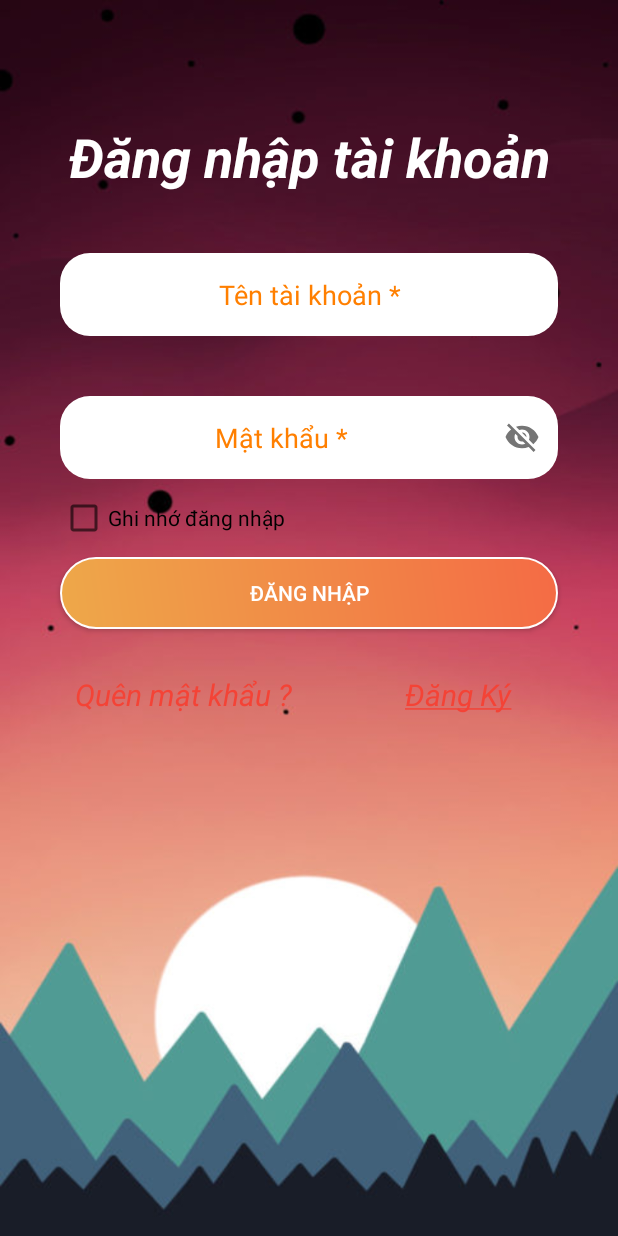
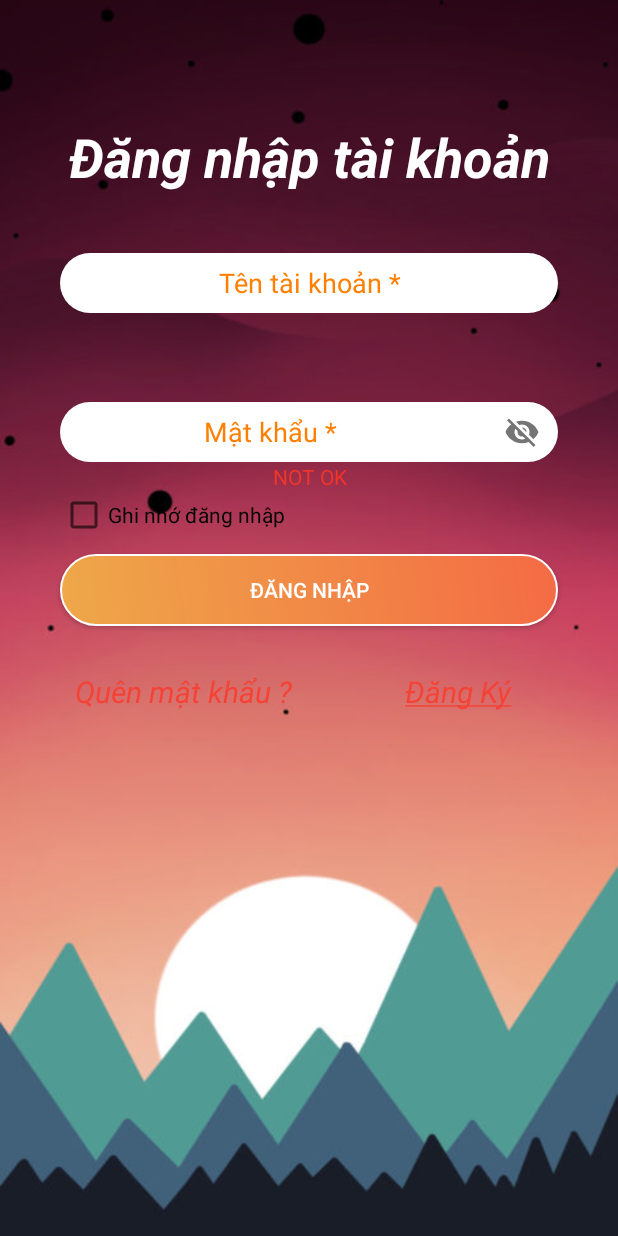
Before and after one commit to HoangNam3202/DuAn1, an Android app: the screen it shows after launch (LoginActivity), after a tap on an icon or button, on a phone screen of 412 x 824 dp. Run offline under Robolectric (Android 15) with nearby library versions, the phone set to English and light mode, and no system bars.

Commit message:
taikhoan lần 6

```diff
--- a/app/src/main/java/com/example/tinnhn/taikhoan/LoginActivity.java
+++ b/app/src/main/java/com/example/tinnhn/taikhoan/LoginActivity.java
@@ -3,6 +3,8 @@ package com.example.tinnhn.taikhoan;
 import android.content.Intent;
 import android.content.SharedPreferences;
 import android.os.Bundle;
+import android.text.Editable;
+import android.text.TextWatcher;
 import android.view.View;
 import android.view.WindowManager;
 import android.widget.Button;
@@ -22,13 +24,13 @@ import java.util.ArrayList;
 
 
 public class LoginActivity extends AppCompatActivity {
-    public static ArrayList<TaiKhoan> taiKhoanArrayList;
+    public static ArrayList<TaiKhoan> taiKhoanArrayList = new ArrayList<>();
     EditText edtTenTaiKhoan;
     TextInputLayout tilMatKhau;
     TextInputEditText edtMatKhau;
     CheckBox cbGhiNhoDangNhap;
     Button btnDangNhap;
-    TextView txtQuenMatKhau, txtDangKy;
+    TextView txtQuenMatKhau, txtDangKy, tvTenTaiKhoan, tvMatKhau;
     SharedPreferences sharedPreferences;
     SharedPreferences.Editor editor;
 
@@ -38,8 +40,7 @@ public class LoginActivity extends AppCompatActivity {
         getWindow().setFlags(WindowManager.LayoutParams.FLAG_FULLSCREEN, WindowManager.LayoutParams.FLAG_FULLSCREEN);
         setContentView(R.layout.activity_login);
 
-        taiKhoanArrayList = new ArrayList<>();
-        taiKhoanArrayList.add(new TaiKhoan(1,"pqt123","pqt123@gmail.com", "123123","05456","asdfsadf",0));
+        taiKhoanArrayList.add(new TaiKhoan(1, "pqt123", "pqt123@gmail.com", "123123", "05456", "asdfsadf", 0));
 
         sharedPreferences = getSharedPreferences("GhiNhoDangNhap", MODE_PRIVATE);
         editor = sharedPreferences.edit();
@@ -74,6 +75,64 @@ public class LoginActivity extends AppCompatActivity {
         edtTenTaiKhoan = findViewById(R.id.edtTenTaiKhoan);
         tilMatKhau = findViewById(R.id.tilMatKhau);
         edtMatKhau = findViewById(R.id.edtMatKhau);
+        tvTenTaiKhoan = findViewById(R.id.tvTenTaiKhoan);
+        tvMatKhau = findViewById(R.id.tvMatKhau);
+        //Kiểm tra hợp lệ
+        final String checkTenTaiKhoan = "[a-zA-Z0-9+]{6,50}";
+        final String checkMatKhau = "[a-zA-Z0-9+]{6,300}";
+        final boolean[] kiemTra = new boolean[2];
+        kiemTra[0] = false;
+        kiemTra[1] = false;
+        edtTenTaiKhoan.addTextChangedListener(new TextWatcher() {
+            @Override
+            public void beforeTextChanged(CharSequence s, int start, int count, int after) {
+
+            }
+
+            @Override
+            public void onTextChanged(CharSequence s, int start, int before, int count) {
+                if (s.toString().matches(checkTenTaiKhoan)) {
+                    tvTenTaiKhoan.setText("OK");
+                    tvTenTaiKhoan.setTextColor(getResources().getColor(R.color.colorSuccess));
+                    kiemTra[0] = true;
+                } else {
+                    tvTenTaiKhoan.setText("NOT OK");
+                    tvTenTaiKhoan.setTextColor(getResources().getColor(R.color.colorDanger));
+                    kiemTra[0] = false;
+                }
+            }
+
+            @Override
+            public void afterTextChanged(Editable s) {
+
+            }
+        });
+        edtMatKhau.addTextChangedListener(new TextWatcher() {
+            @Override
+            public void beforeTextChanged(CharSequence s, int start, int count, int after) {
+
+            }
+
+            @Override
+            public void onTextChanged(CharSequence s, int start, int before, int count) {
+                if (s.toString().matches(checkMatKhau)) {
+                    tvMatKhau.setText("OK");
+                    tvMatKhau.setTextColor(getResources().getColor(R.color.colorSuccess));
+                    kiemTra[1] = true;
+                } else {
+                    tvMatKhau.setText("NOT OK");
+                    tvMatKhau.setTextColor(getResources().getColor(R.color.colorDanger));
+                    kiemTra[1] = false;
+                }
+            }
+
+            @Override
+            public void afterTextChanged(Editable s) {
+
+            }
+        });
+
+        //
         cbGhiNhoDangNhap = findViewById(R.id.cbGhiNhoDangNhap);
         btnDangNhap = findViewById(R.id.btnDangNhap);
         txtQuenMatKhau = findViewById(R.id.txtQuenMatKhau);
@@ -81,6 +140,7 @@ public class LoginActivity extends AppCompatActivity {
         btnDangNhap.setOnClickListener(new View.OnClickListener() {
             @Override
             public void onClick(View v) {
+                if (kiemTra[0] && kiemTra[1]) {
                     String tenTaiKhoan = edtTenTaiKhoan.getText().toString().trim();
                     String matKhau = edtMatKhau.getText().toString().trim();
                     boolean xacNhan = false;
@@ -102,6 +162,10 @@ public class LoginActivity extends AppCompatActivity {
                     } else {
                         Toast.makeText(LoginActivity.this, "Sai tên đăng nhập hoặc mật khẩu", Toast.LENGTH_SHORT).show();
                     }
+                } else {
+                    Toast.makeText(LoginActivity.this, "Nhập chưa hợp lệ", Toast.LENGTH_SHORT).show();
+                }
+
             }
         });
 
--- a/app/src/main/res/layout/activity_login.xml
+++ b/app/src/main/res/layout/activity_login.xml
@@ -22,19 +22,28 @@
     <EditText
         android:id="@+id/edtTenTaiKhoan"
         android:layout_width="match_parent"
-        android:layout_height="wrap_content"
+        android:layout_height="40dp"
         android:layout_marginLeft="40dp"
         android:layout_marginTop="40dp"
         android:layout_marginRight="40dp"
         android:background="@drawable/edt_bg"
+        android:hint="Tên tài khoản *"
         android:gravity="center"
-        android:hint="Tên tài khoản *"
         android:lines="1"
         android:maxLines="1"
-        android:padding="15dp"
         android:textColorHint="@color/colorOrange"
 
         />
+    <TextView
+        android:id="@+id/tvTenTaiKhoan"
+        android:layout_width="match_parent"
+        android:layout_height="wrap_content"
+        android:layout_marginLeft="40dp"
+        android:layout_marginRight="40dp"
+        android:gravity="center"
+        android:text=""
+        android:textStyle="bold"
+        android:textColor="@color/colorWhite" />
 
     <com.google.android.material.textfield.TextInputLayout
         android:id="@+id/tilMatKhau"
@@ -49,7 +58,7 @@
         <com.google.android.material.textfield.TextInputEditText
             android:id="@+id/edtMatKhau"
             android:layout_width="match_parent"
-            android:layout_height="wrap_content"
+            android:layout_height="40dp"
             android:background="@drawable/edt_bg"
             android:drawableTint="#2196F3"
             android:gravity="center"
@@ -57,16 +66,24 @@
             android:inputType="textPassword"
             android:lines="1"
             android:maxLines="1"
-            android:padding="15dp"
             android:textColorHint="@color/colorOrange" />
     </com.google.android.material.textfield.TextInputLayout>
+    <TextView
+        android:id="@+id/tvMatKhau"
+        android:layout_width="match_parent"
+        android:layout_height="wrap_content"
+        android:layout_below="@+id/tilMatKhau"
+        android:layout_marginLeft="40dp"
+        android:layout_marginRight="40dp"
+        android:gravity="center"
+        android:text=""
+        android:textColor="@color/colorWhite" />
 
     <CheckBox
         android:id="@+id/cbGhiNhoDangNhap"
         android:layout_width="wrap_content"
         android:layout_height="wrap_content"
         android:layout_marginLeft="40dp"
-        android:layout_marginTop="10dp"
         android:layout_marginRight="40dp"
         android:text="Ghi nhớ đăng nhập" />
 
```
Also changed, not shown: app/src/main/java/com/example/tinnhn/taikhoan/DangKiActivity.java (+8 -5 lines). Lines whose indentation alone changed are shown as unchanged.
